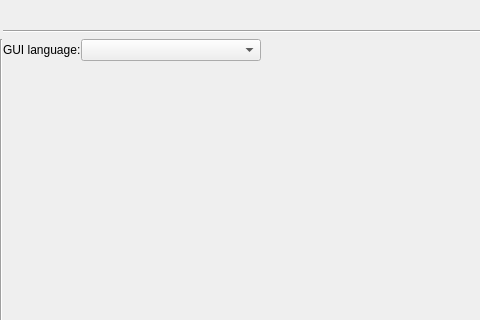
Above: ui/localizationsettings.ui from snip89/wsnsim-postprocessor before the change; both pictures show x 0 to 480 and y 0 to 320 of the 640 by 480 pixel window. Below: the same form after it.
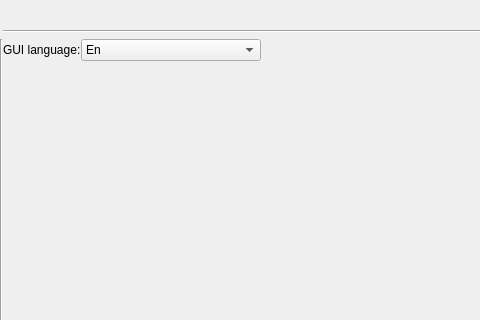
That is the form after the change.

Patch:
```diff
--- a/ui/localizationsettings.ui
+++ b/ui/localizationsettings.ui
@@ -81,6 +81,16 @@
            <height>0</height>
           </size>
          </property>
+         <item>
+          <property name="text">
+           <string>En</string>
+          </property>
+         </item>
+         <item>
+          <property name="text">
+           <string>Ru</string>
+          </property>
+         </item>
         </widget>
        </item>
        <item row="0" column="2">
```
